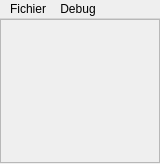
Robilemb/Game-Boy-Emulator, file GUI/Qt/SRC_UI/mainwindow.ui: the form before one commit.
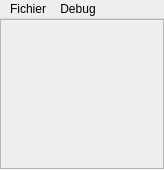
The form after the commit.

Commit message: Correction taille fenetre

```diff
--- a/GUI/Qt/SRC_UI/mainwindow.ui
+++ b/GUI/Qt/SRC_UI/mainwindow.ui
@@ -6,8 +6,8 @@
    <rect>
     <x>0</x>
     <y>0</y>
-    <width>160</width>
-    <height>164</height>
+    <width>164</width>
+    <height>170</height>
    </rect>
   </property>
   <property name="windowTitle">
@@ -22,8 +22,8 @@
      <rect>
       <x>0</x>
       <y>0</y>
-      <width>160</width>
-      <height>144</height>
+      <width>164</width>
+      <height>150</height>
      </rect>
     </property>
     <property name="interactive">
@@ -36,8 +36,8 @@
     <rect>
      <x>0</x>
      <y>0</y>
-     <width>160</width>
-     <height>20</height>
+     <width>164</width>
+     <height>22</height>
     </rect>
    </property>
    <widget class="QMenu" name="menuFichier">
```
The commit also changes 1 other file.
